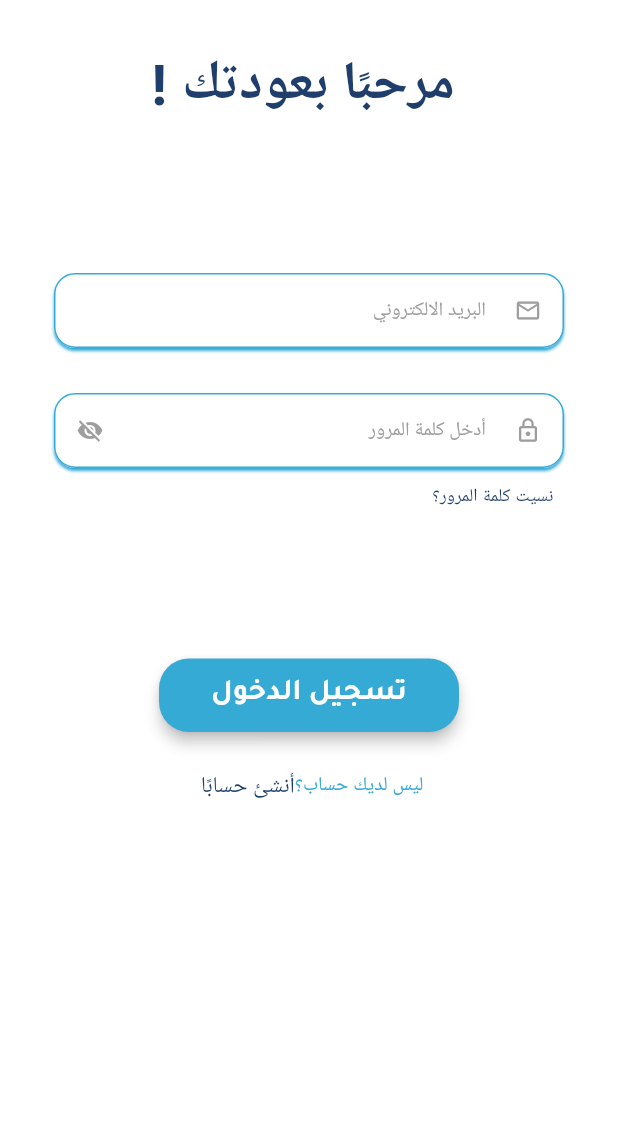
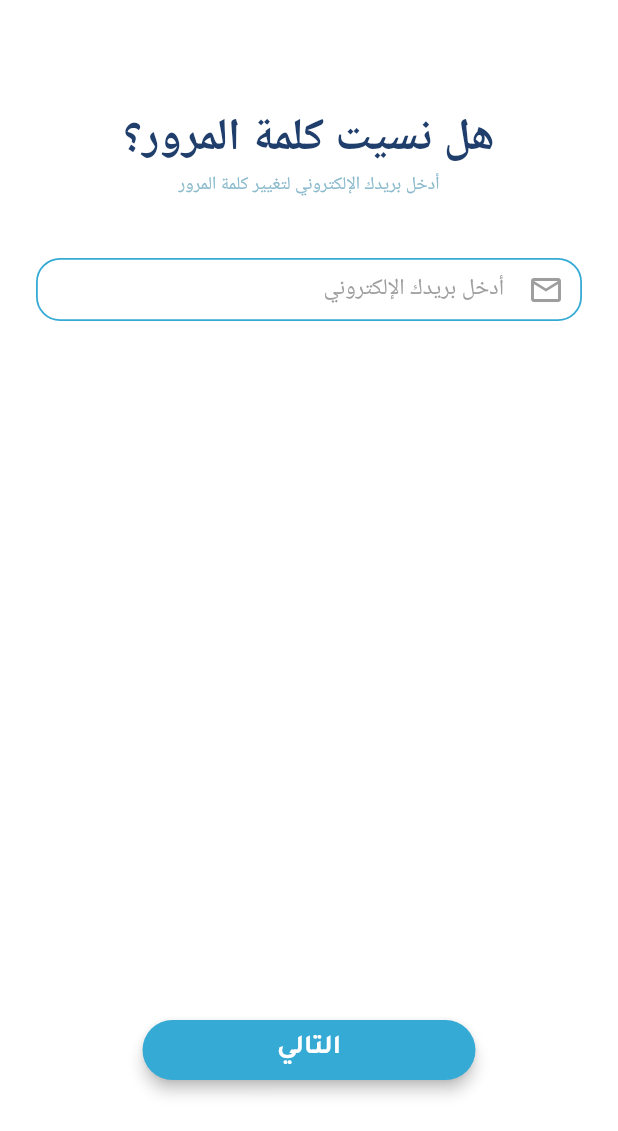
Before and after one commit to FatmaRmadan225/MediCall, a Flutter app: the LoginView screen opened by its route, after a tap on "نسيت كلمة المرور؟", on a phone screen of 412 x 824 dp, the part 105-1236 px from its top. Run offline on Flutter 3.47's test engine with Material 3 defaults, Android fonts, the phone set to English and light mode, and no system bars; our stand-ins replace flutter_svg, go_router, image_picker; project files that could hold a hidden picture were left out.

Commit message:
add forget password

```diff
--- /dev/null
+++ b/lib/features/authentication/presentation/views/forget_password/screens/forgot_pass_screen.dart
@@ -0,0 +1,94 @@
+import 'package:flutter/material.dart';
+import 'package:grad_project/features/authentication/presentation/views/forget_password/screens/pass_code.dart';
+import 'package:grad_project/features/authentication/presentation/views/forget_password/widgets/CustomTextField.dart';
+import 'package:grad_project/features/authentication/presentation/views/forget_password/widgets/custom_button.dart';
+
+class ForgotPasswordScreen extends StatelessWidget {
+  const ForgotPasswordScreen({super.key});
+
+  @override
+  Widget build(BuildContext context) {
+    return Directionality(
+      textDirection: TextDirection.rtl, // دعم العربية
+      child: Scaffold(
+        backgroundColor: Colors.white, // خلفية الشاشة بيضاء
+        resizeToAvoidBottomInset: true,
+        body: SafeArea(
+          child: Column(
+            children: [
+              /// ------------------- LOGO -------------------
+              const SizedBox(height: 30),
+              Align(
+                alignment: Alignment.topCenter,
+                child: SizedBox(
+                  height: 40,
+                  child: Image.asset(
+                    "assets/images/medicall2(1)(1).png",
+                    fit: BoxFit.contain,
+                  ),
+                ),
+              ),
+
+              const SizedBox(height: 70),
+
+              /// ------------------- TITLE -------------------
+              Expanded(
+                child: Column(
+                  children: [
+                    const Text(
+                      'هل نسيت كلمة المرور؟',
+                      style: TextStyle(
+                        fontSize: 30,
+                        fontWeight: FontWeight.bold,
+                        color: Color(0xFF1F3E6C),
+                      ),
+                    ),
+                    const Text(
+                      'أدخل بريدك الإلكتروني لتغيير كلمة المرور',
+                      style: TextStyle(fontSize: 12, color: Color(0xFF8ABACC)),
+                      textAlign: TextAlign.left,
+                    ),
+
+                    const SizedBox(height: 40),
+
+                    /// ------------------- EMAIL INPUT -------------------
+                    Padding(
+                      padding: const EdgeInsets.symmetric(horizontal: 24),
+                      child: CustomTextField2(
+                        hintText: 'أدخل بريدك الإلكتروني',
+                        prefixIcon: Icons.email_outlined,
+                        isPassword: false, // البريد ليس Password
+                      ),
+                    ),
+
+                    const SizedBox(height: 130),
+                  ],
+                ),
+              ),
+
+              /// ------------------- SUBTITLE -------------------
+
+              /// ------------------- NEXT BUTTON -------------------
+              Padding(
+                padding: const EdgeInsets.symmetric(horizontal: 5),
+                child: CustomButton(
+                  text: "التالي",
+                  onPressed: () {
+                    Navigator.push(
+                      context,
+                      MaterialPageRoute(
+                        builder: (context) => const VerificationCodeScreen(),
+                      ),
+                    );
+                  },
+                ),
+              ),
+
+              const SizedBox(height: 30),
+            ],
+          ),
+        ),
+      ),
+    );
+  }
+}
--- /dev/null
+++ b/lib/features/authentication/presentation/views/forget_password/widgets/CustomTextField.dart
@@ -0,0 +1,83 @@
+import 'package:flutter/material.dart';
+import 'package:grad_project/constants.dart';
+
+// تأكدي أن priColor موجود هنا
+
+class CustomTextField2 extends StatefulWidget {
+  final String hintText;
+  final IconData prefixIcon;
+  final bool isPassword;
+
+  const CustomTextField2({
+    super.key,
+    required this.hintText,
+    required this.prefixIcon,
+    this.isPassword = false,
+  });
+
+  @override
+  State<CustomTextField2> createState() => _CustomTextField2State();
+}
+
+class _CustomTextField2State extends State<CustomTextField2> {
+  bool obscure = true;
+
+  @override
+  Widget build(BuildContext context) {
+    return Container(
+      height: 42,
+      decoration: BoxDecoration(
+        color: Colors.white,
+        borderRadius: BorderRadius.circular(16),
+      ),
+      child: Directionality(
+        textDirection: TextDirection.rtl,
+        child: TextFormField(
+          textAlign: TextAlign.right,
+          obscureText: widget.isPassword ? obscure : false,
+          style: const TextStyle(color: Colors.grey),
+          decoration: InputDecoration(
+            labelText: widget.hintText,
+            labelStyle: const TextStyle(fontSize: 15, color: Colors.grey),
+
+            // الأيقونة على اليمين مع انعكاس أفقي
+            prefixIcon: Transform(
+              alignment: Alignment.center,
+              transform: Matrix4.rotationY(3.14159),
+              child: Icon(
+                widget.prefixIcon,
+                color: Colors.grey,
+                size: 24,
+              ),
+            ),
+
+            // أيقونة إظهار/إخفاء كلمة المرور
+            suffixIcon: widget.isPassword
+                ? IconButton(
+                    icon: Icon(
+                      obscure ? Icons.visibility_off : Icons.visibility,
+                      color: Colors.grey,
+                      size: 24,
+                    ),
+                    onPressed: () {
+                      setState(() {
+                        obscure = !obscure;
+                      });
+                    },
+                  )
+                : null,
+
+            enabledBorder: OutlineInputBorder(
+              borderSide: BorderSide(color: priColor, width: 1.2),
+              borderRadius: BorderRadius.circular(16),
+            ),
+            focusedBorder: OutlineInputBorder(
+              borderSide: BorderSide(color: priColor, width: 1.2),
+              borderRadius: BorderRadius.circular(16),
+            ),
+          ),
+        ),
+      ),
+    );
+  }
+}
--- /dev/null
+++ b/lib/features/authentication/presentation/views/forget_password/widgets/custom_button.dart
@@ -0,0 +1,45 @@
+import 'package:flutter/material.dart';
+import 'package:grad_project/constants.dart';
+
+
+
+class CustomButton extends StatelessWidget {
+  const CustomButton({
+    super.key,
+    required this.onPressed,
+    required this.text,
+  });
+
+  final Function()? onPressed;
+  final String text;
+
+  @override
+  Widget build(BuildContext context) {
+    return Padding(
+      padding: const EdgeInsets.symmetric(horizontal: 90),
+      child: SizedBox(
+        width: double.infinity,
+        child: ElevatedButton(
+          onPressed: onPressed,
+          style: ElevatedButton.styleFrom(
+            backgroundColor: kPrimaryColorB,
+            foregroundColor: Colors.white,
+            padding: const EdgeInsets.symmetric(vertical: 5),
+            shape: RoundedRectangleBorder(
+              borderRadius: BorderRadius.circular(20),
+            ),
+            elevation: 4,
+          ),
+          child: Text(
+            text,
+            style: const TextStyle(
+              fontSize: 18,
+              fontFamily: "Tajawal",
+              fontWeight: FontWeight.w700,
+            ),
+          ),
+        ),
+      ),
+    );
+  }
+}
--- a/lib/main.dart
+++ b/lib/main.dart
@@ -15,7 +15,7 @@ class MediApp extends StatelessWidget {
       debugShowCheckedModeBanner: false,
       locale: Locale("ar"),
   routerConfig: AppRouter.router,
-         localizationsDelegates: const [
+        localizationsDelegates: const [
                 S.delegate,
                 GlobalMaterialLocalizations.delegate,
                 GlobalWidgetsLocalizations.delegate,
--- a/lib/utils/app_router.dart
+++ b/lib/utils/app_router.dart
@@ -1,4 +1,7 @@
 import 'package:go_router/go_router.dart';
+import 'package:grad_project/features/authentication/presentation/views/forget_password/screens/ResetPasswordScreen.dart';
+import 'package:grad_project/features/authentication/presentation/views/forget_password/screens/forgot_pass_screen.dart';
+import 'package:grad_project/features/authentication/presentation/views/forget_password/screens/pass_code.dart';
 import 'package:grad_project/features/authentication/presentation/views/login_view.dart';
 import 'package:grad_project/features/authentication/presentation/views/sign_up_view.dart';
 import 'package:grad_project/features/authentication/presentation/views/step2_view.dart';
@@ -18,6 +21,9 @@ abstract class AppRouter {
   static const String kSignUp = "/sign_up_page";
   static const String kSign2Up = "/sign_up_steptwo_page";
   static const String kSign3Up = "/sign_up_stepthree_page";
+  static const String forgetpass = "/forget_password_page";
+  static const String kPassCode = "/pass_code_page";
+  static const String kResetPassword = "/reset_password_page";
 
   static final router = GoRouter(
     routes: [
@@ -34,8 +40,12 @@ abstract class AppRouter {
       GoRoute(path: kChoicePage, builder: (context, state) => ChoicePageView()),
       GoRoute(path: kLoginPage, builder: (context, state) => LoginView()),
       GoRoute(path: kSignUp, builder: (context, state) => SignUpView()),
-       GoRoute(path: kSign2Up, builder: (context, state) => Step2View()),
-        GoRoute(path: kSign3Up, builder: (context, state) => Step3View()),
+      GoRoute(path: kSign2Up, builder: (context, state) => Step2View()),
+      GoRoute(path: kSign3Up, builder: (context, state) => Step3View()),
+      GoRoute(path: forgetpass, builder: (context, state) => ForgotPasswordScreen()),
+      GoRoute(path: kPassCode, builder: (context, state) => VerificationCodeScreen()),
+      GoRoute(path: kResetPassword, builder: (context, state) => ResetPasswordScreen()),
+
     ],
   );
 }
```
Also changed, not shown: lib/features/authentication/presentation/views/forget_password/screens/ResetPasswordScreen.dart (added, +92 -0 lines), lib/features/authentication/presentation/views/forget_password/screens/pass_code.dart (added, +140 -0 lines), lib/features/authentication/presentation/views/login_view.dart (+8 -4 lines).
